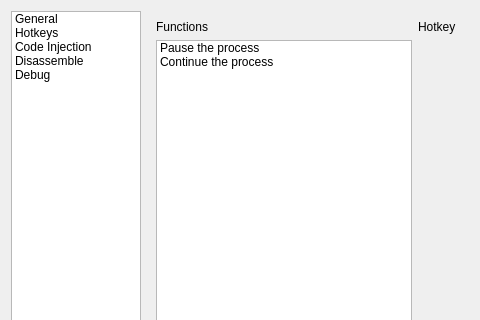
First picture: the form in GUI/SettingsDialog.ui, repository korcankaraokcu/PINCE, before the edit; both pictures show x 0 to 480 and y 0 to 320 of the 658 by 555 pixel window.
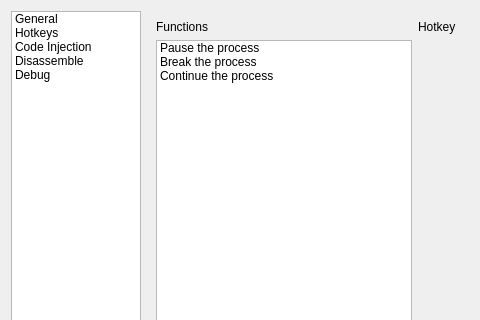
Second picture: the form after the edit. The open tabs and pages were chosen to show the change.

Commit message: Separated break and pause from each other

What changed in the file:
```diff
--- a/GUI/SettingsDialog.ui
+++ b/GUI/SettingsDialog.ui
@@ -176,6 +176,11 @@
                    <string>Pause the process</string>
                   </property>
                  </item>
+                 <item>
+                  <property name="text">
+                   <string>Break the process</string>
+                  </property>
+                 </item>
                  <item>
                   <property name="text">
                    <string>Continue the process</string>
```
Left out of the diff: 2 changed lines with no effect on the pictures. The commit also changes 2 other files.
